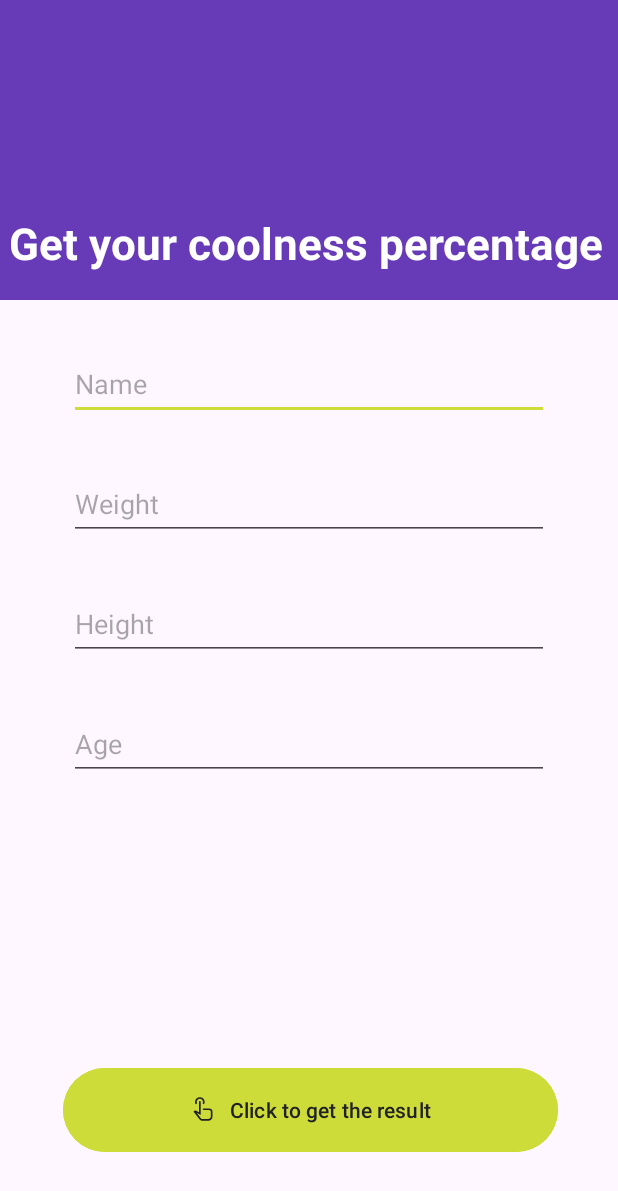
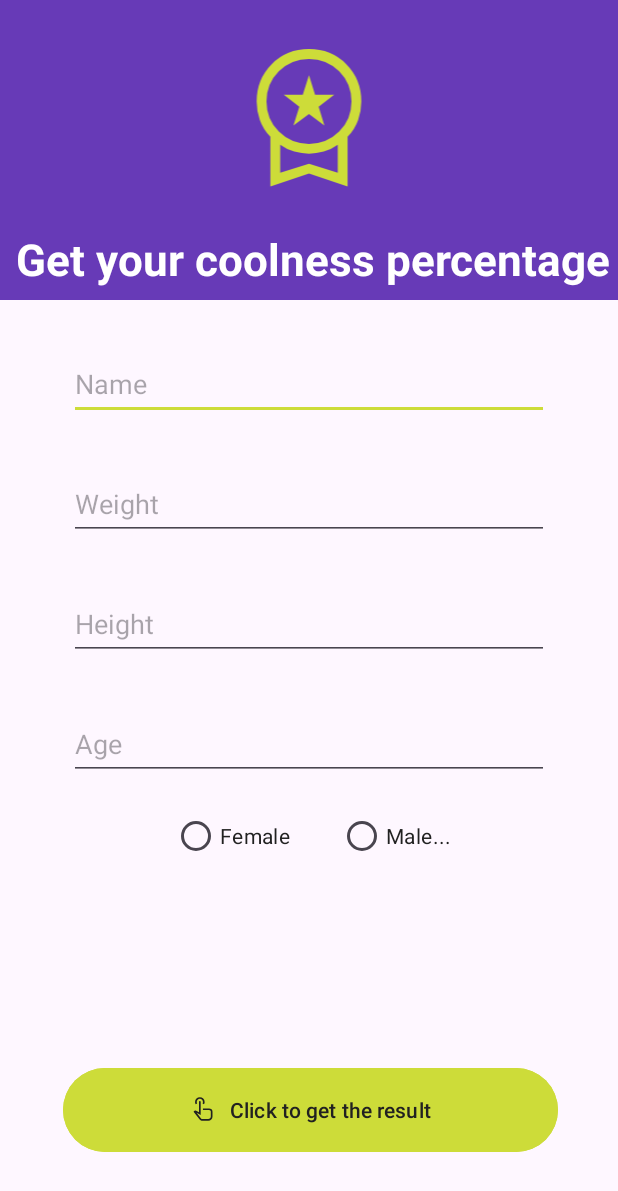
Before and after one commit to margaritapetina530/Summerpractice, an Android app: the screen it shows after launch (MainActivity), on a phone screen of 412 x 824 dp. Shown: the top 1191 px of the screen. Run offline under Robolectric (Android 15) with nearby library versions, the phone set to English and light mode, and no system bars.

Commit message:
added memes

```diff
--- /dev/null
+++ b/app/src/main/res/drawable/ic_android_black_24dp.xml
@@ -0,0 +1,11 @@
+<?xml version="1.0" encoding="utf-8"?>
+<vector xmlns:android="http://schemas.android.com/apk/res/android"
+    android:width="48dp"
+    android:height="48dp"
+    android:viewportWidth="960"
+    android:viewportHeight="960"
+    android:tint="?attr/colorControlNormal">
+    <path
+        android:fillColor="@android:color/white"
+        android:pathData="M385,548L421,433L326,359L442,359L480,240L517,359L634,359L539,433L574,548L480,477L385,548ZM244,920L244,616Q199,569 179.5,513Q160,457 160,400Q160,264 252,172Q344,80 480,80Q616,80 708,172Q800,264 800,400Q800,457 780.5,513Q761,569 716,616L716,920L480,841L244,920ZM480,660Q589,660 664.5,584.5Q740,509 740,400Q740,291 664.5,215.5Q589,140 480,140Q371,140 295.5,215.5Q220,291 220,400Q220,509 295.5,584.5Q371,660 480,660ZM304,836L480,781L656,836L656,665Q616,694 570,707Q524,720 480,720Q436,720 390,707Q344,694 304,665L304,836ZM480,750L480,750Q480,750 480,750Q480,750 480,750Q480,750 480,750Q480,750 480,750L480,750L480,750L480,750Z"/>
+</vector>
--- a/app/src/main/res/layout/activity_main.xml
+++ b/app/src/main/res/layout/activity_main.xml
@@ -9,8 +9,7 @@
     android:backgroundTint="@color/primary_color"
     android:backgroundTintMode="add"
     app:barrierMargin="@dimen/material_emphasis_high_type"
-    tools:context=".MainActivity"
-    tools:showIn="@layout/activity_main">
+    tools:context=".MainActivity">
 
     <Button
         android:id="@+id/button"
@@ -47,7 +46,7 @@
     <TextView
         android:id="@+id/textView2"
         android:layout_width="0dp"
-        android:layout_height="50dp"
+        android:layout_height="wrap_content"
         android:layout_marginStart="8dp"
         android:layout_marginBottom="8dp"
         android:shadowDx="@dimen/material_emphasis_disabled"
@@ -61,7 +60,10 @@
         android:textStyle="bold"
         app:layout_constraintBottom_toBottomOf="@+id/imageView"
         app:layout_constraintEnd_toEndOf="parent"
-        app:layout_constraintStart_toStartOf="@+id/imageView" />
+        app:layout_constraintStart_toStartOf="@+id/imageView"
+        app:layout_constraintWidth_default="wrap"
+        app:layout_constraintWidth_max="wrap"
+        app:layout_constraintWidth_percent="1.0" />
 
     <EditText
         android:id="@+id/editTextText"
@@ -70,15 +72,16 @@
         android:layout_marginStart="32dp"
         android:layout_marginTop="32dp"
         android:layout_marginEnd="32dp"
+        android:autofillHints="Enter your name"
         android:bufferType="normal"
         android:cursorVisible="true"
         android:ems="15"
         android:hint="@string/name"
-        android:autofillHints="Enter your name"
         android:inputType="text"
         android:maxLength="50"
         android:shadowColor="@color/secondary_text_color"
         android:textColor="@color/secondary_text_color"
+        android:textColorLink="@color/primary_color"
         app:layout_constraintEnd_toEndOf="parent"
         app:layout_constraintStart_toStartOf="parent"
         app:layout_constraintTop_toBottomOf="@+id/imageView" />
@@ -129,8 +132,8 @@
     <TextView
         android:id="@+id/textView3"
         android:layout_width="wrap_content"
-        android:layout_height="50dp"
-        android:layout_marginTop="8dp"
+        android:layout_height="wrap_content"
+        android:layout_marginStart="8dp"
         android:layout_marginBottom="8dp"
         android:textSize="24sp"
         app:layout_constraintBottom_toTopOf="@+id/button"
@@ -138,4 +141,54 @@
         app:layout_constraintStart_toStartOf="parent"
         app:layout_constraintTop_toBottomOf="@+id/editTextNumber3" />
 
+    <RadioGroup
+        android:id="@+id/radioGroup"
+        android:layout_width="wrap_content"
+        android:layout_height="wrap_content"
+        android:orientation="horizontal"
+        app:layout_constraintBottom_toTopOf="@+id/textView3"
+        app:layout_constraintEnd_toEndOf="parent"
+        app:layout_constraintStart_toStartOf="parent"
+        app:layout_constraintTop_toBottomOf="@+id/editTextNumber3">
+
+        <RadioButton
+            android:id="@+id/radioButton"
+            android:layout_width="wrap_content"
+            android:layout_height="48dp"
+            android:layout_marginStart="80dp"
+            android:layout_marginEnd="32dp"
+            android:text="@string/female"
+            android:textColor="#212121"
+            android:textColorLink="@color/primary_color"
+            app:layout_constraintBottom_toTopOf="@+id/textView3"
+            app:layout_constraintEnd_toStartOf="@+id/radioButton2"
+            app:layout_constraintHorizontal_bias="0.0"
+            app:layout_constraintStart_toStartOf="parent"
+            app:layout_constraintTop_toBottomOf="@+id/editTextNumber3" />
+
+        <RadioButton
+            android:id="@+id/radioButton2"
+            android:layout_width="wrap_content"
+            android:layout_height="48dp"
+            android:layout_marginEnd="76dp"
+            android:text="@string/male"
+            android:textColor="#212121"
+            android:textColorLink="@color/primary_color"
+            app:layout_constraintBottom_toTopOf="@+id/textView3"
+            app:layout_constraintEnd_toEndOf="parent"
+            app:layout_constraintTop_toBottomOf="@+id/editTextNumber3" />
+    </RadioGroup>
+
+    <ImageView
+        android:id="@+id/imageView2"
+        android:layout_width="match_parent"
+        android:layout_height="0dp"
+        android:layout_marginTop="24dp"
+        android:layout_marginBottom="24dp"
+        android:tint="@color/accent_color"
+        app:layout_constraintBottom_toTopOf="@+id/textView2"
+        app:layout_constraintEnd_toEndOf="parent"
+        app:layout_constraintStart_toStartOf="parent"
+        app:layout_constraintTop_toTopOf="parent"
+        app:srcCompat="@drawable/ic_android_black_24dp" />
 </androidx.constraintlayout.widget.ConstraintLayout>
--- a/app/src/main/res/values/strings.xml
+++ b/app/src/main/res/values/strings.xml
@@ -6,4 +6,6 @@
     <string name="age">Age</string>
     <string name="weight">Weight</string>
     <string name="height">Height</string>
+    <string name="male">Male...</string>
+    <string name="female">Female</string>
 </resources>
```
Also changed, not shown: app/src/main/java/com/example/summerpractice/MainActivity.kt (+55 -3 lines).
